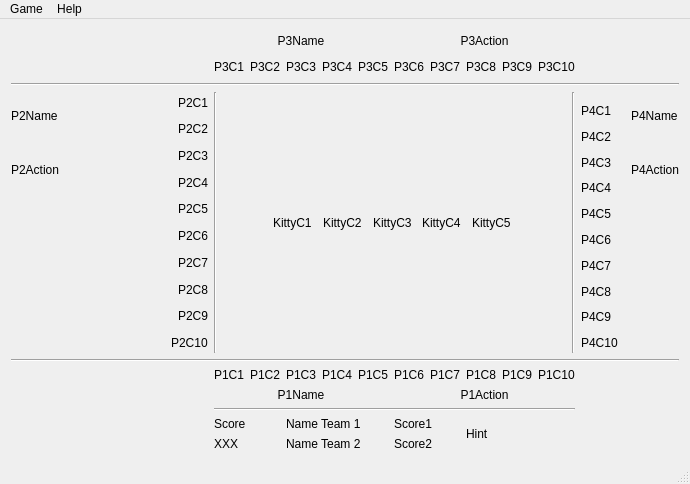
bob-weber/cardGame-500, file mainwindow.ui: the form before one commit.
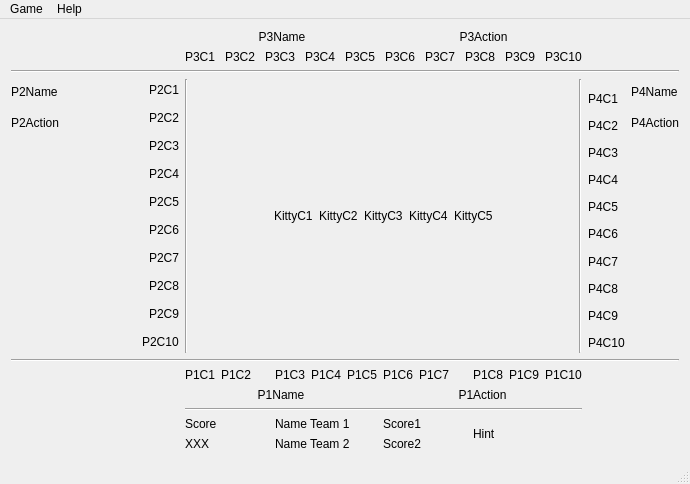
The form after the commit. Custom widgets are drawn as their Qt base class.

```diff
--- a/mainwindow.ui
+++ b/mainwindow.ui
@@ -15,194 +15,9 @@
   </property>
   <widget class="QWidget" name="centralWidget">
    <layout class="QGridLayout" name="gridLayout_4">
-    <item row="0" column="0">
+    <item row="1" column="0">
      <layout class="QGridLayout" name="gridLayout_3">
-      <item row="5" column="7">
-       <widget class="ClickableQLabel" name="lbl_KittyC2">
-        <property name="text">
-         <string>KittyC2</string>
-        </property>
-       </widget>
-      </item>
-      <item row="7" column="7" colspan="3">
-       <widget class="QLabel" name="lbl_63">
-        <property name="text">
-         <string/>
-        </property>
-       </widget>
-      </item>
-      <item row="3" column="10" colspan="2">
-       <widget class="QLabel" name="lbl_25">
-        <property name="text">
-         <string/>
-        </property>
-       </widget>
-      </item>
-      <item row="3" column="7" colspan="3">
-       <widget class="QLabel" name="llbl_24">
-        <property name="text">
-         <string/>
-        </property>
-       </widget>
-      </item>
-      <item row="7" column="10" colspan="2">
-       <widget class="QLabel" name="lbl_64">
-        <property name="text">
-         <string/>
-        </property>
-       </widget>
-      </item>
-      <item row="1" column="4" colspan="9">
-       <layout class="QGridLayout" name="gridLayout">
-        <item row="1" column="8">
-         <widget class="ClickableQLabel" name="lbl_P3C9">
-          <property name="text">
-           <string>P3C9</string>
-          </property>
-         </widget>
-        </item>
-        <item row="1" column="3">
-         <widget class="ClickableQLabel" name="lbl_P3C4">
-          <property name="text">
-           <string>P3C4</string>
-          </property>
-         </widget>
-        </item>
-        <item row="1" column="6">
-         <widget class="ClickableQLabel" name="lbl_P3C7">
-          <property name="text">
-           <string>P3C7</string>
-          </property>
-         </widget>
-        </item>
-        <item row="1" column="2">
-         <widget class="ClickableQLabel" name="lbl_P3C3">
-          <property name="text">
-           <string>P3C3</string>
-          </property>
-         </widget>
-        </item>
-        <item row="0" column="0" colspan="5">
-         <widget class="QLabel" name="lbl_P3Name">
-          <property name="text">
-           <string>P3Name</string>
-          </property>
-          <property name="alignment">
-           <set>Qt::AlignCenter</set>
-          </property>
-         </widget>
-        </item>
-        <item row="1" column="5">
-         <widget class="ClickableQLabel" name="lbl_P3C6">
-          <property name="text">
-           <string>P3C6</string>
-          </property>
-         </widget>
-        </item>
-        <item row="1" column="4">
-         <widget class="ClickableQLabel" name="lbl_P3C5">
-          <property name="text">
-           <string>P3C5</string>
-          </property>
-         </widget>
-        </item>
-        <item row="1" column="0">
-         <widget class="ClickableQLabel" name="lbl_P3C1">
-          <property name="text">
-           <string>P3C1</string>
-          </property>
-         </widget>
-        </item>
-        <item row="1" column="7">
-         <widget class="ClickableQLabel" name="lbl_P3C8">
-          <property name="text">
-           <string>P3C8</string>
-          </property>
-         </widget>
-        </item>
-        <item row="1" column="1">
-         <widget class="ClickableQLabel" name="lbl_P3C2">
-          <property name="text">
-           <string>P3C2</string>
-          </property>
-         </widget>
-        </item>
-        <item row="0" column="5" colspan="5">
-         <widget class="QLabel" name="lbl_P3Action">
-          <property name="text">
-           <string>P3Action</string>
-          </property>
-          <property name="alignment">
-           <set>Qt::AlignCenter</set>
-          </property>
-         </widget>
-        </item>
-        <item row="1" column="9">
-         <widget class="ClickableQLabel" name="lbl_P3C10">
-          <property name="text">
-           <string>P3C10</string>
-          </property>
-         </widget>
-        </item>
-       </layout>
-      </item>
-      <item row="5" column="8">
-       <widget class="ClickableQLabel" name="lbl_KittyC3">
-        <property name="text">
-         <string>KittyC3</string>
-        </property>
-       </widget>
-      </item>
-      <item row="1" column="14">
-       <widget class="QLabel" name="lbl_14">
-        <property name="text">
-         <string/>
-        </property>
-       </widget>
-      </item>
-      <item row="3" column="5" colspan="2">
-       <widget class="QLabel" name="lbl_23">
-        <property name="text">
-         <string/>
-        </property>
-       </widget>
-      </item>
-      <item row="6" column="14">
-       <widget class="QLabel" name="lbl_55">
-        <property name="text">
-         <string/>
-        </property>
-       </widget>
-      </item>
-      <item row="4" column="0">
-       <widget class="QLabel" name="lbl_P2Action">
-        <property name="text">
-         <string>P2Action</string>
-        </property>
-       </widget>
-      </item>
-      <item row="7" column="0">
-       <widget class="QLabel" name="lbl_61">
-        <property name="text">
-         <string/>
-        </property>
-       </widget>
-      </item>
-      <item row="7" column="5" colspan="2">
-       <widget class="QLabel" name="lbl_62">
-        <property name="text">
-         <string/>
-        </property>
-       </widget>
-      </item>
-      <item row="3" column="14">
-       <widget class="QLabel" name="lbl_P4Name">
-        <property name="text">
-         <string>P4Name</string>
-        </property>
-       </widget>
-      </item>
-      <item row="3" column="2" rowspan="5" colspan="2">
+      <item row="3" column="2" rowspan="9" colspan="2">
        <layout class="QVBoxLayout" name="verticalLayout">
         <item alignment="Qt::AlignRight">
          <widget class="ClickableQLabel" name="lbl_P2C1">
@@ -276,21 +91,14 @@
         </item>
        </layout>
       </item>
-      <item row="4" column="14">
+      <item row="4" column="16">
        <widget class="QLabel" name="lbl_P4Action">
         <property name="text">
          <string>P4Action</string>
         </property>
        </widget>
       </item>
-      <item row="5" column="6">
-       <widget class="ClickableQLabel" name="lbl_KittyC1">
-        <property name="text">
-         <string>KittyC1</string>
-        </property>
-       </widget>
-      </item>
-      <item row="6" column="0">
+      <item row="10" column="0">
        <widget class="QLabel" name="lbl_51">
         <property name="text">
          <string/>
@@ -304,14 +112,7 @@
         </property>
        </widget>
       </item>
-      <item row="5" column="5">
-       <widget class="QLabel" name="lbl_33">
-        <property name="text">
-         <string/>
-        </property>
-       </widget>
-      </item>
-      <item row="3" column="13" rowspan="5">
+      <item row="3" column="15" rowspan="9">
        <layout class="QVBoxLayout" name="verticalLayout_2">
         <property name="topMargin">
          <number>9</number>
@@ -388,63 +189,56 @@
         </item>
        </layout>
       </item>
-      <item row="5" column="14">
+      <item row="7" column="16">
        <widget class="QLabel" name="lbl_45">
         <property name="text">
          <string/>
         </property>
        </widget>
       </item>
-      <item row="5" column="9">
-       <widget class="ClickableQLabel" name="lbl_KittyC4">
+      <item row="7" column="12">
+       <widget class="QLabel" name="label_3">
         <property name="text">
-         <string>KittyC4</string>
+         <string/>
         </property>
        </widget>
       </item>
-      <item row="3" column="12" rowspan="5">
+      <item row="3" column="14" rowspan="9">
        <widget class="Line" name="line_4">
         <property name="orientation">
          <enum>Qt::Vertical</enum>
         </property>
        </widget>
       </item>
-      <item row="5" column="11">
-       <widget class="QLabel" name="lbl_34">
-        <property name="text">
-         <string/>
-        </property>
-       </widget>
-      </item>
-      <item row="8" column="0" colspan="15">
+      <item row="12" column="0" colspan="17">
        <widget class="Line" name="line_2">
         <property name="orientation">
          <enum>Qt::Horizontal</enum>
         </property>
        </widget>
       </item>
-      <item row="9" column="14">
+      <item row="13" column="16">
        <widget class="QLabel" name="lbl_75">
         <property name="text">
          <string/>
         </property>
        </widget>
       </item>
-      <item row="7" column="14">
+      <item row="11" column="16">
        <widget class="QLabel" name="label_65">
         <property name="text">
          <string/>
         </property>
        </widget>
       </item>
-      <item row="2" column="0" colspan="15">
+      <item row="2" column="0" colspan="17">
        <widget class="Line" name="line_3">
         <property name="orientation">
          <enum>Qt::Horizontal</enum>
         </property>
        </widget>
       </item>
-      <item row="5" column="0">
+      <item row="7" column="0">
        <widget class="QLabel" name="lbl_41">
         <property name="text">
          <string/>
@@ -458,7 +252,7 @@
         </property>
        </widget>
       </item>
-      <item row="9" column="13">
+      <item row="13" column="15">
        <widget class="QLabel" name="lbl_74">
         <property name="text">
          <string/>
@@ -472,42 +266,157 @@
         </property>
        </widget>
       </item>
-      <item row="3" column="4" rowspan="5">
+      <item row="3" column="4" rowspan="9">
        <widget class="Line" name="line">
         <property name="orientation">
          <enum>Qt::Vertical</enum>
         </property>
        </widget>
       </item>
-      <item row="9" column="2" colspan="2">
+      <item row="13" column="2" colspan="2">
        <widget class="QLabel" name="lbl_72">
         <property name="text">
          <string/>
         </property>
        </widget>
       </item>
-      <item row="1" column="13">
-       <widget class="QLabel" name="lbl_13">
+      <item row="4" column="0">
+       <widget class="QLabel" name="lbl_P2Action">
         <property name="text">
-         <string/>
+         <string>P2Action</string>
         </property>
        </widget>
       </item>
-      <item row="9" column="0">
-       <widget class="QLabel" name="lbl_71">
+      <item row="11" column="0">
+       <widget class="QLabel" name="lbl_61">
         <property name="text">
          <string/>
         </property>
        </widget>
       </item>
-      <item row="5" column="10">
+      <item row="3" column="16">
+       <widget class="QLabel" name="lbl_P4Name">
+        <property name="text">
+         <string>P4Name</string>
+        </property>
+       </widget>
+      </item>
+      <item row="7" column="11">
        <widget class="ClickableQLabel" name="lbl_KittyC5">
         <property name="text">
          <string>KittyC5</string>
         </property>
        </widget>
       </item>
-      <item row="9" column="4" colspan="9">
+      <item row="1" column="4" colspan="11">
+       <layout class="QGridLayout" name="gridLayout">
+        <item row="1" column="8">
+         <widget class="ClickableQLabel" name="lbl_P3C9">
+          <property name="text">
+           <string>P3C9</string>
+          </property>
+         </widget>
+        </item>
+        <item row="1" column="3">
+         <widget class="ClickableQLabel" name="lbl_P3C4">
+          <property name="text">
+           <string>P3C4</string>
+          </property>
+         </widget>
+        </item>
+        <item row="1" column="6">
+         <widget class="ClickableQLabel" name="lbl_P3C7">
+          <property name="text">
+           <string>P3C7</string>
+          </property>
+         </widget>
+        </item>
+        <item row="1" column="2">
+         <widget class="ClickableQLabel" name="lbl_P3C3">
+          <property name="text">
+           <string>P3C3</string>
+          </property>
+         </widget>
+        </item>
+        <item row="0" column="0" colspan="5">
+         <widget class="QLabel" name="lbl_P3Name">
+          <property name="text">
+           <string>P3Name</string>
+          </property>
+          <property name="alignment">
+           <set>Qt::AlignCenter</set>
+          </property>
+         </widget>
+        </item>
+        <item row="1" column="5">
+         <widget class="ClickableQLabel" name="lbl_P3C6">
+          <property name="text">
+           <string>P3C6</string>
+          </property>
+         </widget>
+        </item>
+        <item row="1" column="4">
+         <widget class="ClickableQLabel" name="lbl_P3C5">
+          <property name="text">
+           <string>P3C5</string>
+          </property>
+         </widget>
+        </item>
+        <item row="1" column="0">
+         <widget class="ClickableQLabel" name="lbl_P3C1">
+          <property name="text">
+           <string>P3C1</string>
+          </property>
+         </widget>
+        </item>
+        <item row="1" column="7">
+         <widget class="ClickableQLabel" name="lbl_P3C8">
+          <property name="text">
+           <string>P3C8</string>
+          </property>
+         </widget>
+        </item>
+        <item row="1" column="1">
+         <widget class="ClickableQLabel" name="lbl_P3C2">
+          <property name="text">
+           <string>P3C2</string>
+          </property>
+         </widget>
+        </item>
+        <item row="0" column="5" colspan="5">
+         <widget class="QLabel" name="lbl_P3Action">
+          <property name="text">
+           <string>P3Action</string>
+          </property>
+          <property name="alignment">
+           <set>Qt::AlignCenter</set>
+          </property>
+         </widget>
+        </item>
+        <item row="1" column="9">
+         <widget class="ClickableQLabel" name="lbl_P3C10">
+          <property name="text">
+           <string>P3C10</string>
+          </property>
+         </widget>
+        </item>
+       </layout>
+      </item>
+      <item row="1" column="16">
+       <widget class="QLabel" name="lbl_14">
+        <property name="text">
+         <string/>
+        </property>
+       </widget>
+      </item>
+      <item row="10" column="16">
+       <widget class="QLabel" name="lbl_55">
+        <property name="text">
+         <string/>
+        </property>
+       </widget>
+      </item>
+      <item row="13" column="4" colspan="11">
        <layout class="QGridLayout" name="gridLayout_2">
         <item row="2" column="7" colspan="2">
          <widget class="ClickableQLabel" name="lbl_P1C7">
@@ -663,6 +572,125 @@
         </item>
        </layout>
       </item>
+      <item row="1" column="15">
+       <widget class="QLabel" name="lbl_13">
+        <property name="text">
+         <string/>
+        </property>
+       </widget>
+      </item>
+      <item row="13" column="0">
+       <widget class="QLabel" name="lbl_71">
+        <property name="text">
+         <string/>
+        </property>
+       </widget>
+      </item>
+      <item row="7" column="5">
+       <widget class="QLabel" name="label">
+        <property name="text">
+         <string/>
+        </property>
+       </widget>
+      </item>
+      <item row="7" column="7">
+       <widget class="ClickableQLabel" name="lbl_KittyC1">
+        <property name="text">
+         <string>KittyC1</string>
+        </property>
+       </widget>
+      </item>
+      <item row="7" column="13">
+       <widget class="QLabel" name="label_4">
+        <property name="text">
+         <string/>
+        </property>
+       </widget>
+      </item>
+      <item row="7" column="6">
+       <widget class="QLabel" name="label_2">
+        <property name="text">
+         <string/>
+        </property>
+       </widget>
+      </item>
+      <item row="6" column="5">
+       <widget class="QLabel" name="label_5">
+        <property name="text">
+         <string/>
+        </property>
+       </widget>
+      </item>
+      <item row="7" column="10">
+       <widget class="ClickableQLabel" name="lbl_KittyC4">
+        <property name="text">
+         <string>KittyC4</string>
+        </property>
+       </widget>
+      </item>
+      <item row="8" column="5">
+       <widget class="QLabel" name="label_6">
+        <property name="text">
+         <string/>
+        </property>
+       </widget>
+      </item>
+      <item row="7" column="9">
+       <widget class="ClickableQLabel" name="lbl_KittyC3">
+        <property name="text">
+         <string>KittyC3</string>
+        </property>
+       </widget>
+      </item>
+      <item row="9" column="5">
+       <widget class="QLabel" name="label_7">
+        <property name="text">
+         <string/>
+        </property>
+       </widget>
+      </item>
+      <item row="7" column="8">
+       <widget class="ClickableQLabel" name="lbl_KittyC2">
+        <property name="text">
+         <string>KittyC2</string>
+        </property>
+       </widget>
+      </item>
+      <item row="5" column="5">
+       <widget class="QLabel" name="label_8">
+        <property name="text">
+         <string/>
+        </property>
+       </widget>
+      </item>
+      <item row="10" column="5">
+       <widget class="QLabel" name="label_9">
+        <property name="text">
+         <string/>
+        </property>
+       </widget>
+      </item>
+      <item row="11" column="5">
+       <widget class="QLabel" name="label_10">
+        <property name="text">
+         <string/>
+        </property>
+       </widget>
+      </item>
+      <item row="3" column="5">
+       <widget class="QLabel" name="label_11">
+        <property name="text">
+         <string/>
+        </property>
+       </widget>
+      </item>
+      <item row="4" column="5">
+       <widget class="QLabel" name="label_12">
+        <property name="text">
+         <string/>
+        </property>
+       </widget>
+      </item>
      </layout>
     </item>
    </layout>
```
